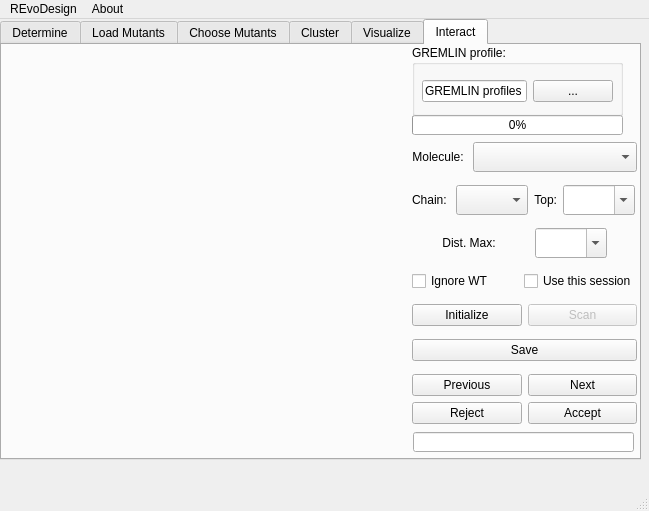
Before: the Qt Designer form REvoDesign/UI/REvoDesign-PyMOL.ui in YaoYinYing/REvoDesign, drawn with Qt 5.
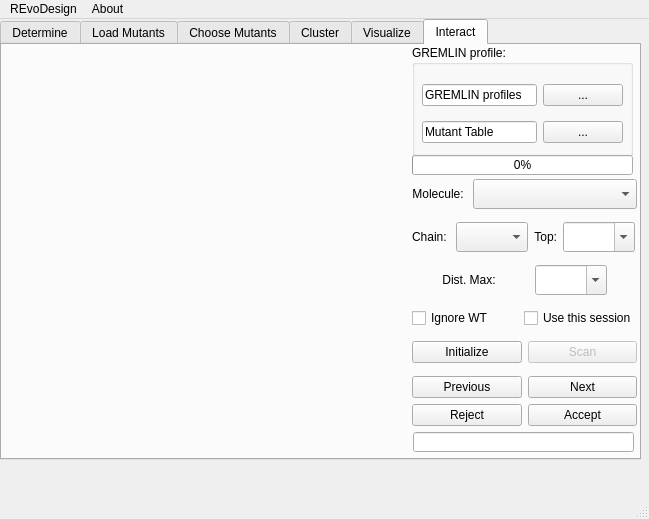
After: the same form once the commit is applied. The open tabs and pages were chosen to show the change.

Commit message: Fix mutant table saving issue

Patch:
```diff
--- a/REvoDesign/UI/REvoDesign-PyMOL.ui
+++ b/REvoDesign/UI/REvoDesign-PyMOL.ui
@@ -7,7 +7,7 @@
     <x>0</x>
     <y>0</y>
     <width>649</width>
-    <height>511</height>
+    <height>519</height>
    </rect>
   </property>
   <property name="sizePolicy">
@@ -2266,8 +2266,8 @@
        <rect>
         <x>410</x>
         <y>0</y>
-        <width>211</width>
-        <height>71</height>
+        <width>221</width>
+        <height>111</height>
        </rect>
       </property>
       <property name="title">
@@ -2278,11 +2278,13 @@
         <rect>
          <x>10</x>
          <y>30</y>
-         <width>191</width>
-         <height>33</height>
+         <width>201</width>
+         <height>78</height>
         </rect>
        </property>
-       <layout class="QHBoxLayout" name="horizontalLayout_29">
+       <layout class="QVBoxLayout" name="verticalLayout_6">
+        <item>
+         <layout class="QHBoxLayout" name="horizontalLayout_33">
         <item>
          <widget class="QLineEdit" name="lineEdit_input_gremlin_mtx">
           <property name="text">
@@ -2298,15 +2300,35 @@
          </widget>
         </item>
        </layout>
+        </item>
+        <item>
+         <layout class="QHBoxLayout" name="horizontalLayout_29">
+          <item>
+           <widget class="QLineEdit" name="lineEdit_output_mutant_table">
+            <property name="text">
+             <string>Mutant Table</string>
+            </property>
+           </widget>
+          </item>
+          <item>
+           <widget class="QPushButton" name="pushButton_open_save_mutant_table">
+            <property name="text">
+             <string>...</string>
+            </property>
+           </widget>
+          </item>
+         </layout>
+        </item>
+       </layout>
       </widget>
      </widget>
      <widget class="QWidget" name="verticalLayoutWidget_6">
       <property name="geometry">
        <rect>
         <x>410</x>
-        <y>90</y>
+        <y>127</y>
         <width>225</width>
-        <height>298</height>
+        <height>261</height>
        </rect>
       </property>
       <layout class="QVBoxLayout" name="verticalLayout_18">
@@ -2540,16 +2562,6 @@
          </item>
         </layout>
        </item>
-       <item>
-        <widget class="QPushButton" name="pushButton_save_mutants">
-         <property name="enabled">
-          <bool>true</bool>
-         </property>
-         <property name="text">
-          <string>Save</string>
-         </property>
-        </widget>
-       </item>
        <item>
         <layout class="QGridLayout" name="gridLayout_3">
          <item row="1" column="1">
@@ -2604,8 +2616,8 @@
       <property name="geometry">
        <rect>
         <x>410</x>
-        <y>70</y>
-        <width>211</width>
+        <y>110</y>
+        <width>221</width>
         <height>20</height>
        </rect>
       </property>
```
Left out of the diff: 2 changed lines with no effect on the pictures. Lines whose indentation alone changed are shown as unchanged. The commit also changes 7 other files.
